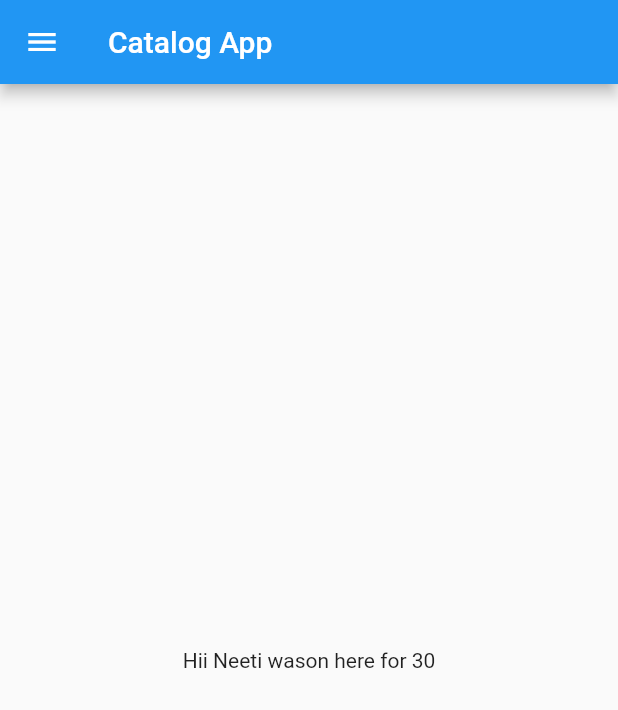
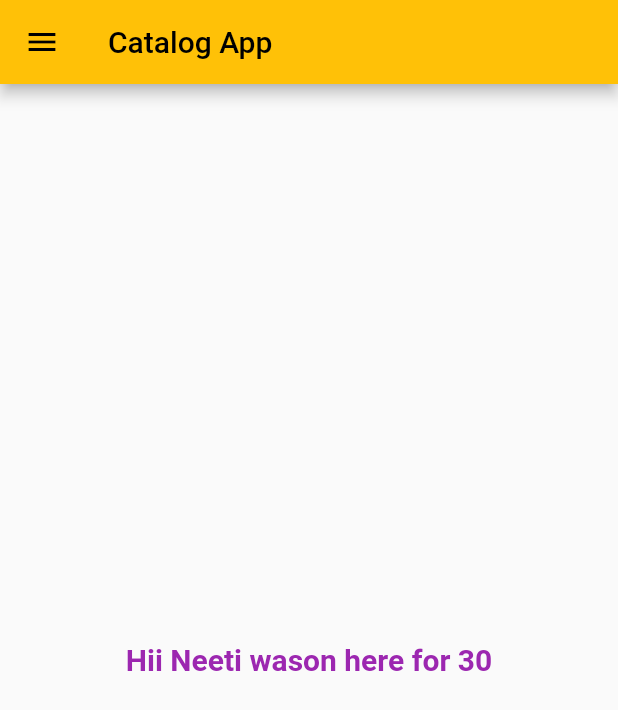
Before and after one commit to Neetiwason/30DaysOfFlutter, a Flutter app: the screen it shows after launch, on a phone screen of 412 x 824 dp. Shown: the top 710 px of the screen. Run offline on Flutter 3.47's test engine with Material 2 defaults, Android fonts, the phone set to English and light mode, and no system bars.

Commit message:
Day 3 Completed

```diff
--- a/lib/main.dart
+++ b/lib/main.dart
@@ -1,5 +1,6 @@
 import 'package:flutter/material.dart';
-import 'package:flutter_catalog_1/homepage.dart';
+import 'package:flutter_catalog_1/pages/homepage.dart';
+import 'package:flutter_catalog_1/pages/loginpage.dart';
 
 void main() {
   runApp(MyApp());
@@ -9,7 +10,23 @@
   @override
   Widget build(BuildContext context) {
     return MaterialApp(
-      home: HomePage(),
+      themeMode: ThemeMode.light,
+      theme: ThemeData(
+        primarySwatch: Colors.amber,
+      ),
+      darkTheme: ThemeData(
+        brightness: Brightness.dark,
+        primarySwatch: Colors.blueGrey,
+      ),
+      initialRoute: '/home',// defining which first page need to open first
+      routes: {
+        // '\'  gives error
+        //'/': (content) => HomePage(),// if it is present, then you cant use home: HomePage(),
+        '/':(content) => LoginPage(),
+        '/home':(context) => HomePage(),
+        '/login':(context) => LoginPage(),
+
+      },
     );
   }
 }
--- a/lib/homepage.dart
+++ b/lib/pages/homepage.dart
@@ -12,7 +12,15 @@
       ),
       body: Center(
         child: Container(
-          child: Text("Hii $name here for $days"),
+          child: Text(
+            "Hii $name here for $days",
+            style: TextStyle(
+              color: Colors.purple,
+              fontSize: 20,
+              fontWeight: FontWeight.bold,
+            ),
+
+          ),
         ),
       ),
       drawer: Drawer(),
```
Also changed, not shown: lib/pages/loginpage.dart (added, +23 -0 lines).
